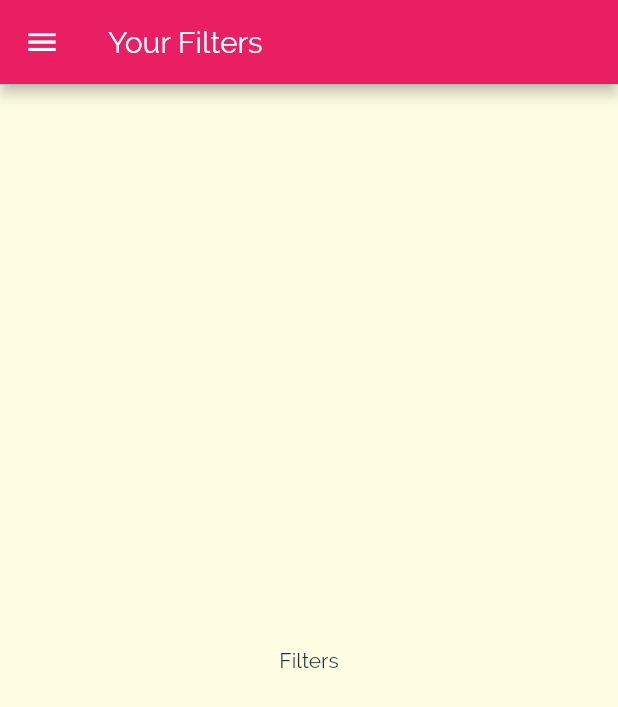
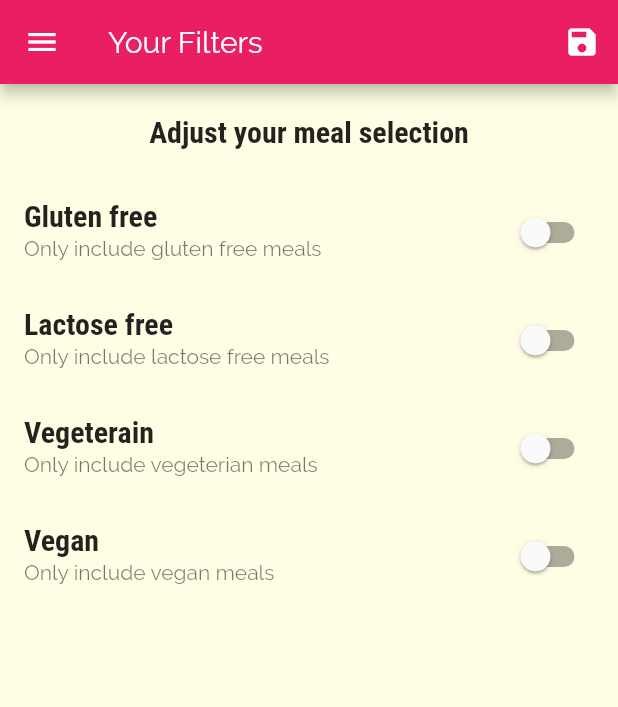
Before and after one commit to xtopala/flutter-bootcamp, a Flutter app: the FiltersScreen screen opened by its route, on a phone screen of 412 x 824 dp. Shown: the top 707 px of the screen. Run offline on Flutter 3.47's test engine with Material 2 defaults, Android fonts, the phone set to English and light mode, and no system bars; our stand-ins replace animated_text_kit, audioplayers, cloud_firestore, firebase_auth, flutter_spinkit, font_awesome_flutter and 3 more; accounts and stored records are empty.

Commit message:
Finished navigate

```diff
--- a/navigate/lib/main.dart
+++ b/navigate/lib/main.dart
@@ -1,4 +1,6 @@
 import 'package:flutter/material.dart';
+import 'package:flutter_complete_guide/dummy_data.dart';
+import 'package:flutter_complete_guide/models/meal.dart';
 import 'package:flutter_complete_guide/screens/catagories_screen.dart';
 import 'package:flutter_complete_guide/screens/categories_meals_screen.dart';
 import 'package:flutter_complete_guide/screens/filters_screen.dart';
@@ -7,7 +9,60 @@ import 'package:flutter_complete_guide/screens/tabs_screen.dart';
 
 void main() => runApp(MyApp());
 
-class MyApp extends StatelessWidget {
+class MyApp extends StatefulWidget {
+  @override
+  _MyAppState createState() => _MyAppState();
+}
+
+class _MyAppState extends State<MyApp> {
+  Map<String, bool> _filters = {
+    'gluten': false,
+    'lactose': false,
+    'vegan': false,
+    'vegeterian': false,
+  };
+  List<Meal> _availableMeals = DUMMY_MEALS;
+  List<Meal> _favoriteMeals = [];
+
+  void _setFilters(Map<String, bool> fitlerData) {
+    setState(() {
+      _filters = fitlerData;
+      _availableMeals = DUMMY_MEALS.where((meal) {
+        if (_filters['gluten'] && !meal.isGlutenFree) {
+          return false;
+        }
+        if (_filters['lactose'] && !meal.isLactoseFree) {
+          return false;
+        }
+        if (_filters['vegeterian'] && !meal.isVegetarian) {
+          return false;
+        }
+        if (_filters['vegan'] && !meal.isVegan) {
+          return false;
+        }
+        return true;
+      }).toList();
+    });
+  }
+
+  void _toggleFavorite(String mealId) {
+    final existingIndex =
+        _favoriteMeals.indexWhere((meal) => meal.id == mealId);
+    if (existingIndex >= 0) {
+      setState(() {
+        _favoriteMeals.removeAt(existingIndex);
+      });
+    } else {
+      setState(() {
+        _favoriteMeals.add(DUMMY_MEALS.firstWhere((meal) => meal.id == mealId));
+      });
+    }
+  }
+
+  bool _isMealFavorite(String id) {
+    return _favoriteMeals.any((meal) => meal.id == id);
+  }
+
   @override
   Widget build(BuildContext context) {
     return MaterialApp(
@@ -27,11 +82,13 @@ class MyApp extends StatelessWidget {
               ),
             ),
       ),
-      home: TabsScreen(),
+      home: TabsScreen(_favoriteMeals),
       routes: {
-        CategoryMealsScreen.routeName: (ctx) => CategoryMealsScreen(),
-        MealDetailScreen.routeName: (ctx) => MealDetailScreen(),
-        FiltersScreen.routeName: (ctx) => FiltersScreen(),
+        CategoryMealsScreen.routeName: (ctx) =>
+            CategoryMealsScreen(_availableMeals),
+        MealDetailScreen.routeName: (ctx) =>
+            MealDetailScreen(_toggleFavorite, _isMealFavorite),
+        FiltersScreen.routeName: (ctx) => FiltersScreen(_filters, _setFilters),
       },
       onGenerateRoute: (settings) {
         print(settings.arguments);
--- /dev/null
+++ b/navigate/lib/screens/favorites_screen.dart
@@ -0,0 +1,33 @@
+import 'package:flutter/material.dart';
+import 'package:flutter_complete_guide/models/meal.dart';
+import 'package:flutter_complete_guide/widgets/meal_item.dart';
+
+class FavoritesScreen extends StatelessWidget {
+  final List<Meal> favoriteMeals;
+
+  FavoritesScreen(this.favoriteMeals);
+
+  @override
+  Widget build(BuildContext context) {
+    if (favoriteMeals.isEmpty) {
+      return Center(
+        child: Text('You have no favorites yet - start adding some!'),
+      );
+    }
+
+    return ListView.builder(
+      itemBuilder: (ctx, i) {
+        Meal meal = favoriteMeals[i];
+        return MealItem(
+          id: meal.id,
+          title: meal.title,
+          duration: meal.duration,
+          imageUrl: meal.imageUrl,
+          affordability: meal.affordability,
+          complexity: meal.complexity,
+        );
+      },
+      itemCount: favoriteMeals.length,
+    );
+  }
+}
--- a/navigate/lib/screens/filters_screen.dart
+++ b/navigate/lib/screens/filters_screen.dart
@@ -1,18 +1,120 @@
 import 'package:flutter/material.dart';
 import 'package:flutter_complete_guide/widgets/main_drawer.dart';
 
-class FiltersScreen extends StatelessWidget {
+class FiltersScreen extends StatefulWidget {
   static const routeName = '/filters';
+  final Function saveFilters;
+  final Map<String, bool> currentFilters;
+
+  FiltersScreen(this.currentFilters, this.saveFilters);
+
+  @override
+  _FiltersScreenState createState() => _FiltersScreenState();
+}
+
+class _FiltersScreenState extends State<FiltersScreen> {
+  bool _glutenFree = false;
+  bool _vegeterian = false;
+  bool _vegan = false;
+  bool _lactoseFree = false;
+
+  @override
+  initState() {
+    _glutenFree = widget.currentFilters['gluten'];
+    _lactoseFree = widget.currentFilters['lactose'];
+    _vegeterian = widget.currentFilters['vegeterian'];
+    _vegan = widget.currentFilters['vegan'];
+
+    super.initState();
+  }
+
+  Widget _buildSwitchListTile(
+      String title, String description, bool currentVal, Function updateValue) {
+    return SwitchListTile(
+      title: Text(title),
+      subtitle: Text(description),
+      value: currentVal,
+      onChanged: updateValue,
+    );
+  }
 
   @override
   Widget build(BuildContext context) {
     return Scaffold(
       appBar: AppBar(
         title: Text('Your Filters'),
+        actions: <Widget>[
+          IconButton(
+            icon: Icon(Icons.save),
+            onPressed: () {
+              final selectedFilters = {
+                'gluten': _glutenFree,
+                'lactose': _lactoseFree,
+                'vegan': _vegan,
+                'vegeterian': _vegeterian,
+              };
+              widget.saveFilters(selectedFilters);
+            },
+          )
+        ],
       ),
       drawer: MainDrawer(),
-      body: Center(
-        child: Text('Filters'),
+      body: Column(
+        children: <Widget>[
+          Container(
+            padding: EdgeInsets.all(20),
+            child: Text(
+              'Adjust your meal selection',
+              style: Theme.of(context).textTheme.subtitle1,
+            ),
+          ),
+          Expanded(
+            child: ListView(
+              children: <Widget>[
+                _buildSwitchListTile(
+                  'Gluten free',
+                  'Only include gluten free meals',
+                  _glutenFree,
+                  (value) {
+                    setState(() {
+                      _glutenFree = value;
+                    });
+                  },
+                ),
+                _buildSwitchListTile(
+                  'Lactose free',
+                  'Only include lactose free meals',
+                  _lactoseFree,
+                  (value) {
+                    setState(() {
+                      _lactoseFree = value;
+                    });
+                  },
+                ),
+                _buildSwitchListTile(
+                  'Vegeterain',
+                  'Only include vegeterian meals',
+                  _vegeterian,
+                  (value) {
+                    setState(() {
+                      _vegeterian = value;
+                    });
+                  },
+                ),
+                _buildSwitchListTile(
+                  'Vegan',
+                  'Only include vegan meals',
+                  _vegan,
+                  (value) {
+                    setState(() {
+                      _vegan = value;
+                    });
+                  },
+                ),
+              ],
+            ),
+          ),
+        ],
       ),
     );
   }
```
Also changed, not shown: navigate/lib/screens/categories_meals_screen.dart (+35 -14 lines), navigate/lib/screens/favorites_screem.dart (deleted, +0 -10 lines), navigate/lib/screens/meal_detail_screen.dart (+10 -0 lines), navigate/lib/screens/tabs_screen.dart (+15 -4 lines), navigate/lib/widgets/meal_item.dart (+10 -1 lines).
